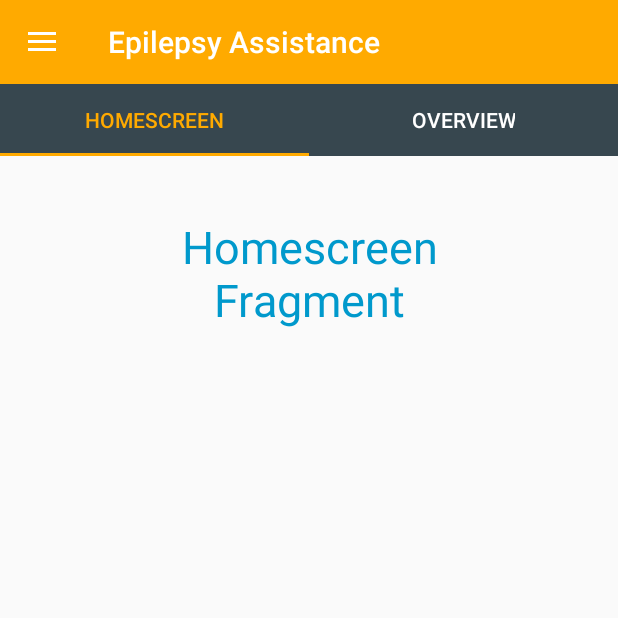
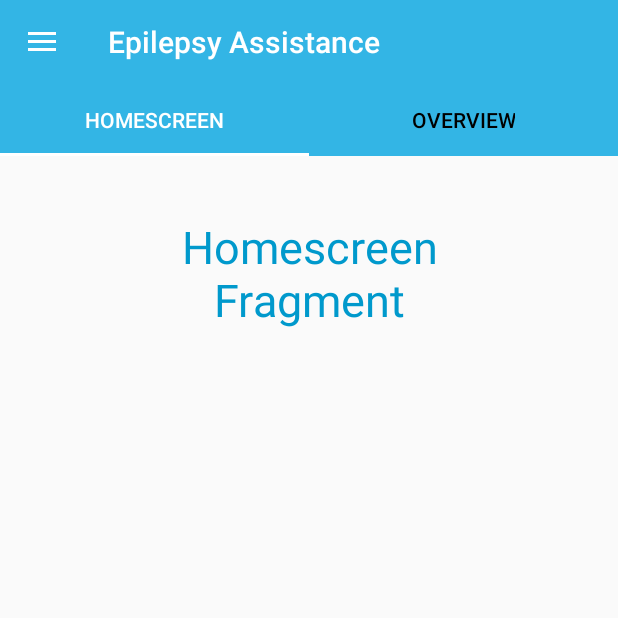
Before and after one commit to novanandhy/E-PhA, an Android app: the screen it shows after launch (MainActivity), on a phone screen of 412 x 824 dp, the top half of it. Run offline under Robolectric (Android 15) with nearby library versions, the light colour scheme and no system bars; 3 statements that could not run were skipped.

Commit message:
merubah tema menjadi biru

```diff
--- a/app/src/main/res/layout/activity_main.xml
+++ b/app/src/main/res/layout/activity_main.xml
@@ -9,7 +9,7 @@
     <android.support.v7.widget.Toolbar
         android:layout_width="match_parent"
         android:layout_height="wrap_content"
-        android:background="@color/orange"
+        android:background="@color/blue"
         android:id="@+id/toolbar"
         android:theme="@style/ThemeOverlay.AppCompat.Dark.ActionBar"
         app:title="Epilepsy Assistance" />
--- a/app/src/main/res/layout/tab_layout.xml
+++ b/app/src/main/res/layout/tab_layout.xml
@@ -11,10 +11,10 @@
         android:id="@+id/tabs"
         app:tabGravity="fill"
         app:tabMode="fixed"
-        android:background="@color/material_blue_grey_800"
-        app:tabIndicatorColor="@color/orange"
-        app:tabSelectedTextColor="@color/orange"
-        app:tabTextColor="@color/white"
+        android:background="@color/blue"
+        app:tabIndicatorColor="@color/white"
+        app:tabSelectedTextColor="@color/white"
+        app:tabTextColor="@color/black"
         android:layout_width="match_parent"
         android:layout_height="wrap_content">
     </android.support.design.widget.TabLayout>
--- a/app/src/main/res/values/colors.xml
+++ b/app/src/main/res/values/colors.xml
@@ -5,5 +5,6 @@
     <color name="black">#000</color>
     <color name="orange">#FA0</color>
     <color name="white">#FFF</color>
+    <color name="blue">#33b5e5</color>
 
 </resources>
--- a/app/src/main/res/values/styles.xml
+++ b/app/src/main/res/values/styles.xml
@@ -3,7 +3,7 @@
     <!-- Base application theme. -->
     <style name="AppTheme" parent="Theme.AppCompat.Light.NoActionBar">
         <!-- Customize your theme here. -->
-        <item name="colorPrimary">@color/orange</item>
-        <item name="colorPrimaryDark">@android:color/holo_orange_dark</item>
+        <item name="colorPrimary">@color/blue</item>
+        <item name="colorPrimaryDark">@android:color/holo_blue_dark</item>
     </style>
 </resources>
```
